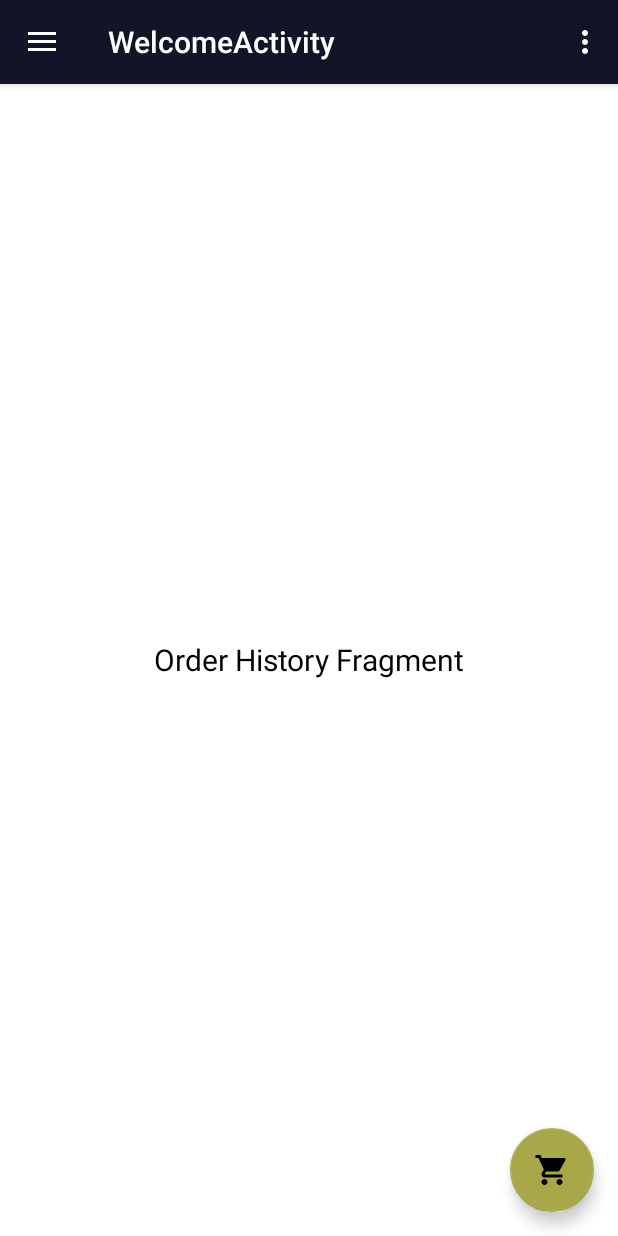
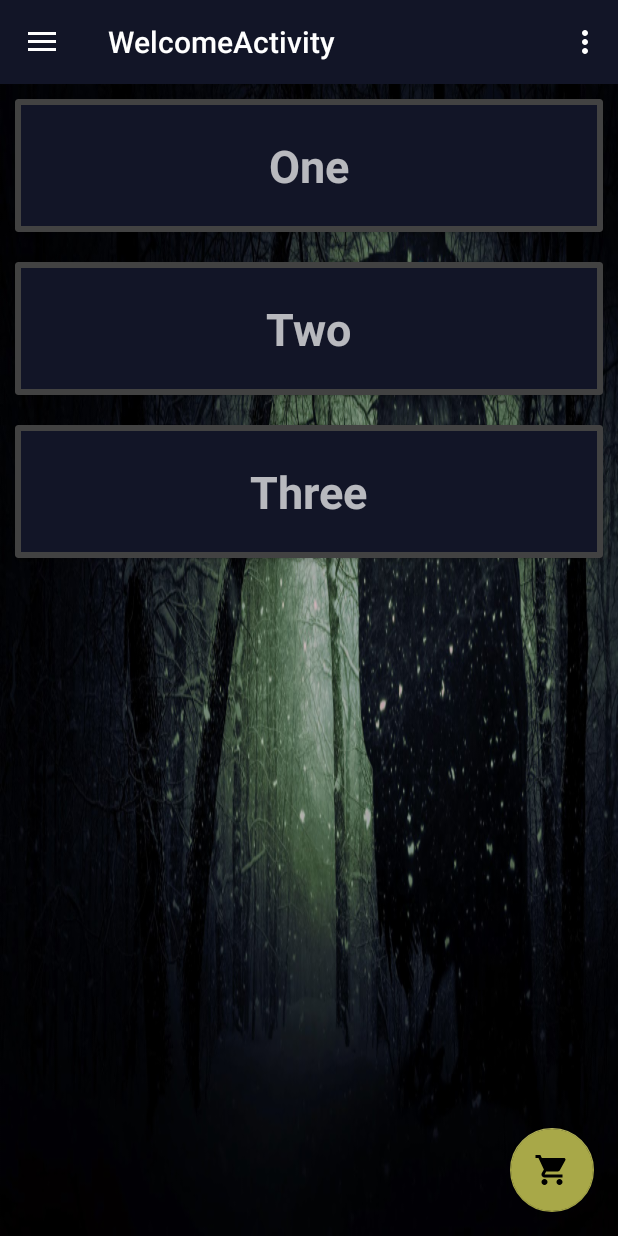
Before and after one commit to anderson2090/InstaCoffee, an Android app: the screen it shows after launch once a user with an empty profile is signed in (WelcomeActivity), in the side drawer, after a tap on "Order History", on a phone screen of 412 x 824 dp. Run offline under Robolectric (Android 15) with nearby library versions, the phone set to English and light mode, and no system bars; our stand-ins replace Firebase (no records; nobody signed in at launch, a user with empty details on screens opened directly), Picasso; libraries missing offline, so code that uses them is left out: com.mobsandgeeks.saripaar; 2 statements that could not run were skipped.

Commit message:
created  time recyclerview

```diff
--- a/app/src/main/java/com/sweetdeveloper/instacoffee/fragments/OrderHistoryFragment.java
+++ b/app/src/main/java/com/sweetdeveloper/instacoffee/fragments/OrderHistoryFragment.java
@@ -5,19 +5,68 @@ import android.os.Bundle;
 import android.support.annotation.NonNull;
 import android.support.annotation.Nullable;
 import android.support.v4.app.Fragment;
+import android.support.v7.widget.LinearLayoutManager;
+import android.support.v7.widget.RecyclerView;
 import android.view.LayoutInflater;
 import android.view.View;
 import android.view.ViewGroup;
+import android.widget.TextView;
 
 import com.sweetdeveloper.instacoffee.R;
 
 public class OrderHistoryFragment extends Fragment {
 
+    RecyclerView recyclerView;
+    RecyclerView.LayoutManager layoutManager;
+    HistoryTimeRecyclerViewAdapter adapter;
+
     @Nullable
     @Override
     public View onCreateView(@NonNull LayoutInflater inflater, @Nullable ViewGroup container, @Nullable Bundle savedInstanceState) {
-        View view = inflater.inflate(R.layout.order_history_fragment,container,false);
+        View view = inflater.inflate(R.layout.order_history_fragment, container, false);
+        recyclerView = view.findViewById(R.id.history_time_recycler_view);
+        layoutManager = new LinearLayoutManager(getActivity());
+        recyclerView.setLayoutManager(layoutManager);
+        adapter = new HistoryTimeRecyclerViewAdapter();
+        recyclerView.setAdapter(adapter);
+
         return view;
 
     }
+
+    class HistoryTimeRecyclerViewAdapter extends RecyclerView.Adapter<HistoryTimeRecyclerViewAdapter.ViewHolder> {
+
+
+        String[] times = {"One", "Two", "Three"};
+
+        @NonNull
+        @Override
+        public HistoryTimeRecyclerViewAdapter.ViewHolder onCreateViewHolder(@NonNull ViewGroup parent, int viewType) {
+
+            View v = LayoutInflater.from(parent.getContext())
+                    .inflate(R.layout.order_history_time, parent, false);
+            ViewHolder viewHolder = new ViewHolder(v);
+            return viewHolder;
+        }
+
+        @Override
+        public void onBindViewHolder(@NonNull HistoryTimeRecyclerViewAdapter.ViewHolder holder, int position) {
+            holder.timeStampTextView.setText(times[position]);
+        }
+
+        @Override
+        public int getItemCount() {
+            return times.length;
+        }
+
+        class ViewHolder extends RecyclerView.ViewHolder {
+
+            TextView timeStampTextView;
+
+            public ViewHolder(View itemView) {
+                super(itemView);
+                timeStampTextView = itemView.findViewById(R.id.history_timestamp_text_view);
+            }
+        }
+    }
 }
--- a/app/src/main/res/layout/order_history_fragment.xml
+++ b/app/src/main/res/layout/order_history_fragment.xml
@@ -1,14 +1,16 @@
 <?xml version="1.0" encoding="utf-8"?>
 <RelativeLayout xmlns:android="http://schemas.android.com/apk/res/android"
+
+    xmlns:app="http://schemas.android.com/apk/res-auto"
     android:layout_width="match_parent"
     android:layout_height="match_parent"
-    android:background="@android:color/white">
+    android:background="@drawable/forest_raven__darker">
 
-    <TextView
-        android:layout_width="wrap_content"
-        android:layout_height="wrap_content"
-        android:layout_centerInParent="true"
-        android:text="Order History Fragment"
-        android:textColor="@android:color/black"
-        android:textSize="20sp" />
+    <android.support.v7.widget.RecyclerView
+        android:id="@+id/history_time_recycler_view"
+        android:layout_width="match_parent"
+        android:layout_height="match_parent"
+        app:layout_behavior="@string/appbar_scrolling_view_behavior">
+
+    </android.support.v7.widget.RecyclerView>
 </RelativeLayout>
--- a/app/src/main/res/layout/order_history_time.xml
+++ b/app/src/main/res/layout/order_history_time.xml
@@ -18,7 +18,7 @@
         android:padding="20dp">
 
         <TextView
-            android:id="@+id/history_time_text_view"
+            android:id="@+id/history_timestamp_text_view"
             android:layout_width="wrap_content"
             android:layout_height="wrap_content"
             android:layout_centerInParent="true"
```
